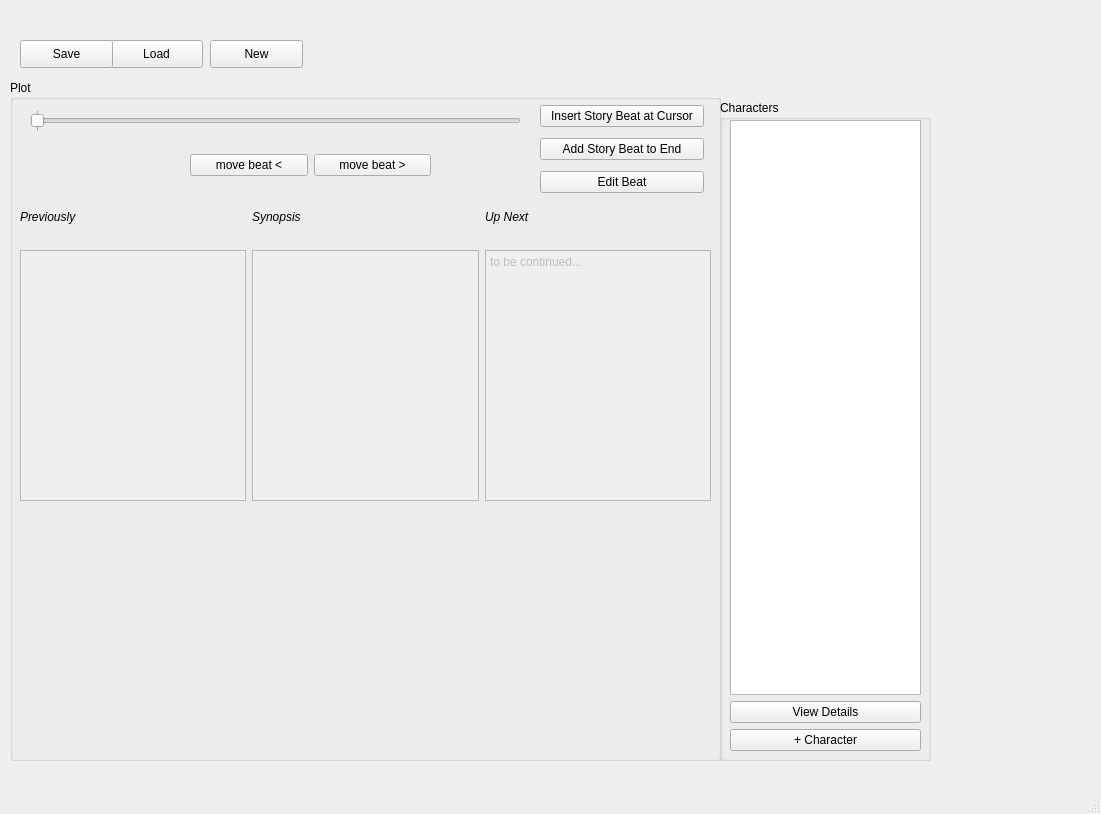
Above: mainwindow.ui from Zo-Bro/story_arc_grapher before the change. Below: the same form after it.
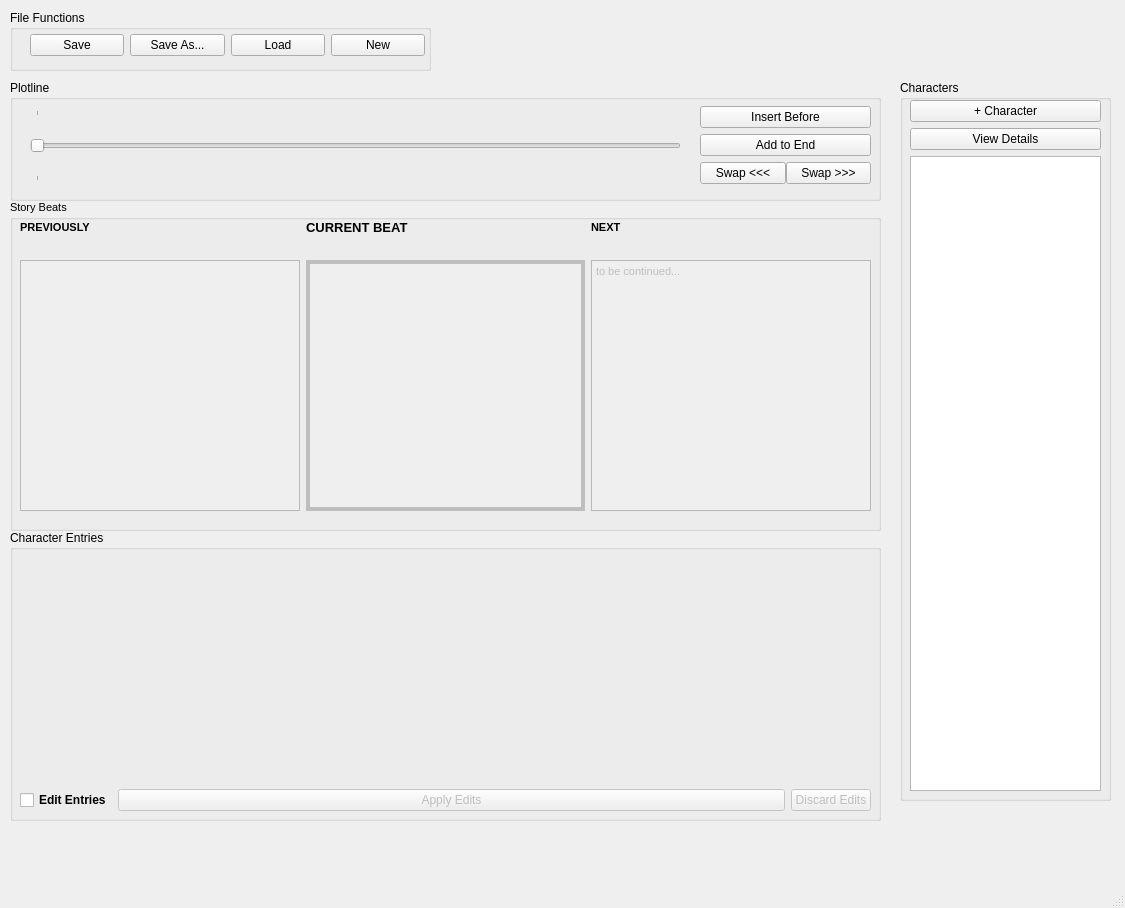
That is the form after the change. Custom widgets are drawn as their Qt base class.

Commit message: added current beat editing capabilities. after a user test on a friend, edited the UI to make key aspects more discoverable: increased emphasis on current beat window, enlarged plot slider, moved essential character buttons to top of that section. MVP is basically done, just gotta look out for bugs and test it on people! Added feature_list.txt to plan and track versioning milestones

What changed in the file:
```diff
--- a/mainwindow.ui
+++ b/mainwindow.ui
@@ -6,53 +6,14 @@
    <rect>
     <x>0</x>
     <y>0</y>
-    <width>1101</width>
-    <height>814</height>
+    <width>1125</width>
+    <height>908</height>
    </rect>
   </property>
   <property name="windowTitle">
    <string>MainWindow</string>
   </property>
   <widget class="QWidget" name="centralwidget">
-   <widget class="QPushButton" name="loadBtn">
-    <property name="geometry">
-     <rect>
-      <x>110</x>
-      <y>40</y>
-      <width>93</width>
-      <height>28</height>
-     </rect>
-    </property>
-    <property name="text">
-     <string>Load</string>
-    </property>
-   </widget>
-   <widget class="QPushButton" name="newBtn">
-    <property name="geometry">
-     <rect>
-      <x>210</x>
-      <y>40</y>
-      <width>93</width>
-      <height>28</height>
-     </rect>
-    </property>
-    <property name="text">
-     <string>New</string>
-    </property>
-   </widget>
-   <widget class="QPushButton" name="saveBtn">
-    <property name="geometry">
-     <rect>
-      <x>20</x>
-      <y>40</y>
-      <width>93</width>
-      <height>28</height>
-     </rect>
-    </property>
-    <property name="text">
-     <string>Save</string>
-    </property>
-   </widget>
    <widget class="QPlainTextEdit" name="plainTextEdit">
     <property name="geometry">
      <rect>
@@ -66,8 +27,8 @@
    <widget class="PlotWidget" name="graphWidget" native="true">
     <property name="geometry">
      <rect>
-      <x>930</x>
-      <y>640</y>
+      <x>950</x>
+      <y>680</y>
       <width>161</width>
       <height>111</height>
      </rect>
@@ -76,10 +37,10 @@
    <widget class="QGroupBox" name="groupBox">
     <property name="geometry">
      <rect>
-      <x>720</x>
-      <y>100</y>
+      <x>900</x>
+      <y>80</y>
       <width>211</width>
-      <height>661</height>
+      <height>721</height>
      </rect>
     </property>
     <property name="font">
@@ -97,20 +58,10 @@
        <x>10</x>
        <y>20</y>
        <width>191</width>
-       <height>631</height>
+       <height>691</height>
       </rect>
      </property>
      <layout class="QVBoxLayout" name="verticalLayout">
-      <item>
-       <widget class="QListWidget" name="characterList"/>
-      </item>
-      <item>
-       <widget class="QPushButton" name="charDetailsBtn">
-        <property name="text">
-         <string>View Details</string>
-        </property>
-       </widget>
-      </item>
       <item>
        <widget class="QPushButton" name="newCharBtn">
         <property name="text">
@@ -118,6 +69,16 @@
         </property>
        </widget>
       </item>
+      <item>
+       <widget class="QPushButton" name="charDetailsBtn">
+        <property name="text">
+         <string>View Details</string>
+        </property>
+       </widget>
+      </item>
+      <item>
+       <widget class="QListWidget" name="characterList"/>
+      </item>
      </layout>
     </widget>
    </widget>
@@ -126,20 +87,20 @@
      <rect>
       <x>10</x>
       <y>80</y>
-      <width>711</width>
-      <height>681</height>
+      <width>871</width>
+      <height>121</height>
      </rect>
     </property>
     <property name="title">
-     <string>Plot</string>
+     <string>Plotline</string>
     </property>
     <widget class="QSlider" name="plotSlider">
      <property name="geometry">
       <rect>
        <x>20</x>
        <y>30</y>
-       <width>491</width>
-       <height>22</height>
+       <width>651</width>
+       <height>71</height>
       </rect>
      </property>
      <property name="minimum">
@@ -167,68 +128,211 @@
     <widget class="QWidget" name="verticalLayoutWidget_3">
      <property name="geometry">
       <rect>
-       <x>530</x>
+       <x>690</x>
        <y>20</y>
-       <width>164</width>
-       <height>101</height>
+       <width>171</width>
+       <height>91</height>
       </rect>
      </property>
      <layout class="QVBoxLayout" name="verticalLayout_2">
+      <property name="spacing">
+       <number>0</number>
+      </property>
       <item>
        <widget class="QPushButton" name="insertEntryBtn">
         <property name="text">
-         <string>Insert Story Beat at Cursor</string>
+         <string>Insert Before</string>
         </property>
        </widget>
       </item>
       <item>
        <widget class="QPushButton" name="addEntryBtn">
         <property name="text">
-         <string>Add Story Beat to End</string>
+         <string>Add to End</string>
         </property>
        </widget>
       </item>
       <item>
-       <widget class="QPushButton" name="pushButton">
+       <layout class="QHBoxLayout" name="horizontalLayout">
+        <item>
+         <widget class="QPushButton" name="moveBeatLeftBtn">
+          <property name="text">
+           <string>Swap &lt;&lt;&lt;</string>
+          </property>
+         </widget>
+        </item>
+        <item>
+         <widget class="QPushButton" name="moveBeatRightBtn">
+          <property name="text">
+           <string>Swap &gt;&gt;&gt;</string>
+          </property>
+         </widget>
+        </item>
+       </layout>
+      </item>
+     </layout>
+    </widget>
+   </widget>
+   <widget class="QGroupBox" name="groupBox_3">
+    <property name="geometry">
+     <rect>
+      <x>10</x>
+      <y>530</y>
+      <width>871</width>
+      <height>291</height>
+     </rect>
+    </property>
+    <property name="title">
+     <string>Character Entries</string>
+    </property>
+    <widget class="QWidget" name="verticalLayoutWidget">
+     <property name="geometry">
+      <rect>
+       <x>10</x>
+       <y>20</y>
+       <width>851</width>
+       <height>231</height>
+      </rect>
+     </property>
+     <layout class="QVBoxLayout" name="tabHolder"/>
+    </widget>
+    <widget class="QWidget" name="horizontalLayoutWidget_2">
+     <property name="geometry">
+      <rect>
+       <x>10</x>
+       <y>250</y>
+       <width>851</width>
+       <height>41</height>
+      </rect>
+     </property>
+     <layout class="QHBoxLayout" name="horizontalLayout_2">
+      <item>
+       <widget class="QCheckBox" name="editEntriesCheckBox">
+        <property name="font">
+         <font>
+          <weight>75</weight>
+          <bold>true</bold>
+         </font>
+        </property>
         <property name="text">
-         <string>Edit Beat</string>
+         <string>Edit Entries</string>
         </property>
        </widget>
       </item>
+      <item>
+       <widget class="QPushButton" name="applyEditsBtn">
+        <property name="enabled">
+         <bool>false</bool>
+        </property>
+        <property name="sizePolicy">
+         <sizepolicy hsizetype="Expanding" vsizetype="Fixed">
+          <horstretch>0</horstretch>
+          <verstretch>0</verstretch>
+         </sizepolicy>
+        </property>
+        <property name="autoFillBackground">
+         <bool>true</bool>
+        </property>
+        <property name="text">
+         <string>Apply Edits</string>
+        </property>
+       </widget>
+      </item>
+      <item>
+       <widget class="QPushButton" name="discardEditsBtn">
+        <property name="enabled">
+         <bool>false</bool>
+        </property>
+        <property name="text">
+         <string>Discard Edits</string>
+        </property>
+       </widget>
+      </item>
      </layout>
     </widget>
-    <widget class="QWidget" name="horizontalLayoutWidget">
+   </widget>
+   <widget class="QGroupBox" name="groupBox_4">
+    <property name="geometry">
+     <rect>
+      <x>10</x>
+      <y>10</y>
+      <width>421</width>
+      <height>61</height>
+     </rect>
+    </property>
+    <property name="title">
+     <string>File Functions</string>
+    </property>
+    <widget class="QWidget" name="horizontalLayoutWidget_3">
      <property name="geometry">
       <rect>
-       <x>180</x>
-       <y>60</y>
-       <width>241</width>
-       <height>51</height>
+       <x>20</x>
+       <y>20</y>
+       <width>395</width>
+       <height>30</height>
       </rect>
      </property>
-     <layout class="QHBoxLayout" name="horizontalLayout">
+     <layout class="QHBoxLayout" name="horizontalLayout_3">
       <item>
-       <widget class="QPushButton" name="moveEntryLeftBtn">
+       <widget class="QPushButton" name="saveBtn">
         <property name="text">
-         <string>move beat &lt;</string>
+         <string>Save</string>
         </property>
        </widget>
       </item>
       <item>
-       <widget class="QPushButton" name="moveEntryRightBtn">
+       <widget class="QPushButton" name="saveAsBtn">
         <property name="text">
-         <string>move beat &gt;</string>
+         <string>Save As...</string>
         </property>
        </widget>
       </item>
+      <item>
+       <widget class="QPushButton" name="loadBtn">
+        <property name="text">
+         <string>Load</string>
+        </property>
+       </widget>
+      </item>
+      <item>
+       <widget class="QPushButton" name="newBtn">
+        <property name="text">
+         <string>New</string>
+        </property>
+       </widget>
+      </item>
      </layout>
     </widget>
+   </widget>
+   <widget class="QGroupBox" name="groupBox_5">
+    <property name="geometry">
+     <rect>
+      <x>10</x>
+      <y>200</y>
+      <width>871</width>
+      <height>331</height>
+     </rect>
+    </property>
+    <property name="font">
+     <font>
+      <pointsize>8</pointsize>
+     </font>
+    </property>
+    <property name="title">
+     <string>Story Beats</string>
+    </property>
+    <property name="flat">
+     <bool>false</bool>
+    </property>
+    <property name="checkable">
+     <bool>false</bool>
+    </property>
     <widget class="QWidget" name="gridLayoutWidget">
      <property name="geometry">
       <rect>
        <x>10</x>
-       <y>130</y>
-       <width>691</width>
+       <y>20</y>
+       <width>851</width>
        <height>291</height>
       </rect>
      </property>
@@ -244,11 +348,14 @@
        <widget class="QLabel" name="label_2">
         <property name="font">
          <font>
-          <italic>true</italic>
+          <pointsize>10</pointsize>
+          <weight>75</weight>
+          <italic>false</italic>
+          <bold>true</bold>
          </font>
         </property>
         <property name="text">
-         <string>Synopsis</string>
+         <string>CURRENT BEAT</string>
         </property>
        </widget>
       </item>
@@ -256,11 +363,13 @@
        <widget class="QLabel" name="label">
         <property name="font">
          <font>
-          <italic>true</italic>
+          <weight>75</weight>
+          <italic>false</italic>
+          <bold>true</bold>
          </font>
         </property>
         <property name="text">
-         <string>Previously</string>
+         <string>PREVIOUSLY</string>
         </property>
        </widget>
       </item>
@@ -268,11 +377,13 @@
        <widget class="QLabel" name="label_3">
         <property name="font">
          <font>
-          <italic>true</italic>
+          <weight>75</weight>
+          <italic>false</italic>
+          <bold>true</bold>
          </font>
         </property>
         <property name="text">
-         <string>Up Next</string>
+         <string>NEXT</string>
         </property>
        </widget>
       </item>
@@ -281,6 +392,21 @@
         <property name="enabled">
          <bool>false</bool>
         </property>
+        <property name="font">
+         <font>
+          <weight>75</weight>
+          <bold>true</bold>
+         </font>
+        </property>
+        <property name="frameShape">
+         <enum>QFrame::Box</enum>
+        </property>
+        <property name="frameShadow">
+         <enum>QFrame::Plain</enum>
+        </property>
+        <property name="lineWidth">
+         <number>4</number>
+        </property>
        </widget>
       </item>
       <item row="2" column="2">
@@ -334,17 +460,6 @@
       </item>
      </layout>
     </widget>
-    <widget class="QWidget" name="verticalLayoutWidget">
-     <property name="geometry">
-      <rect>
-       <x>10</x>
-       <y>430</y>
-       <width>691</width>
-       <height>241</height>
-      </rect>
-     </property>
-     <layout class="QVBoxLayout" name="tabHolder"/>
-    </widget>
    </widget>
   </widget>
   <widget class="QMenuBar" name="menubar">
```
Left out of the diff: 14 changed lines with no effect on the pictures. The commit also changes 6 other files.
